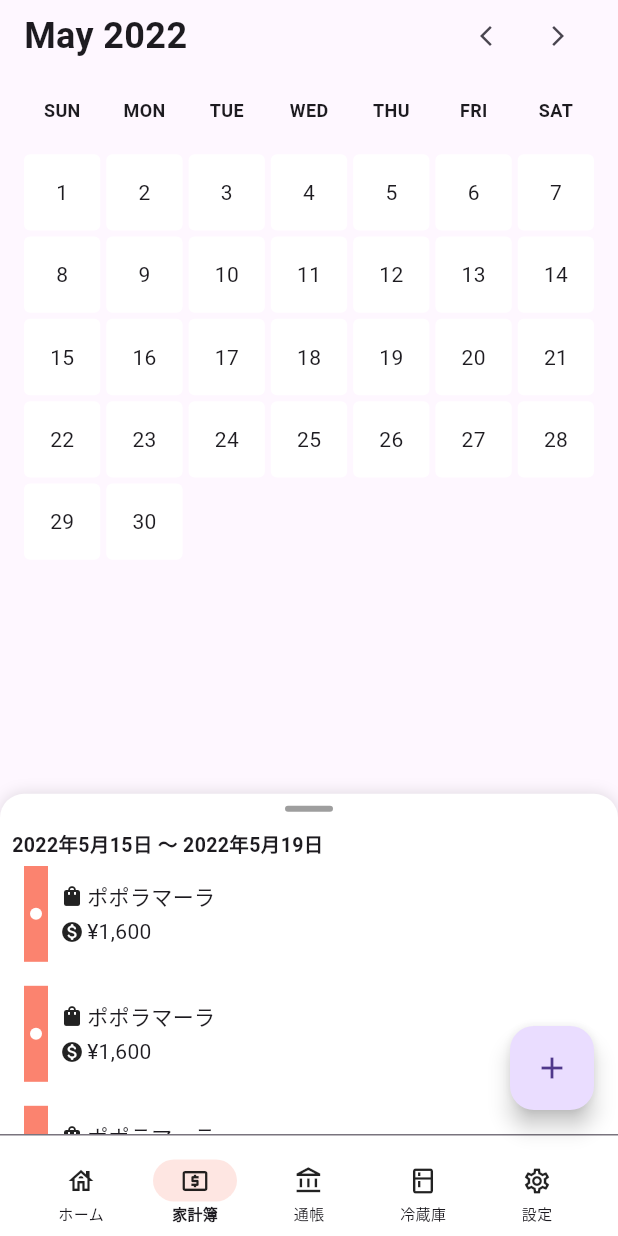
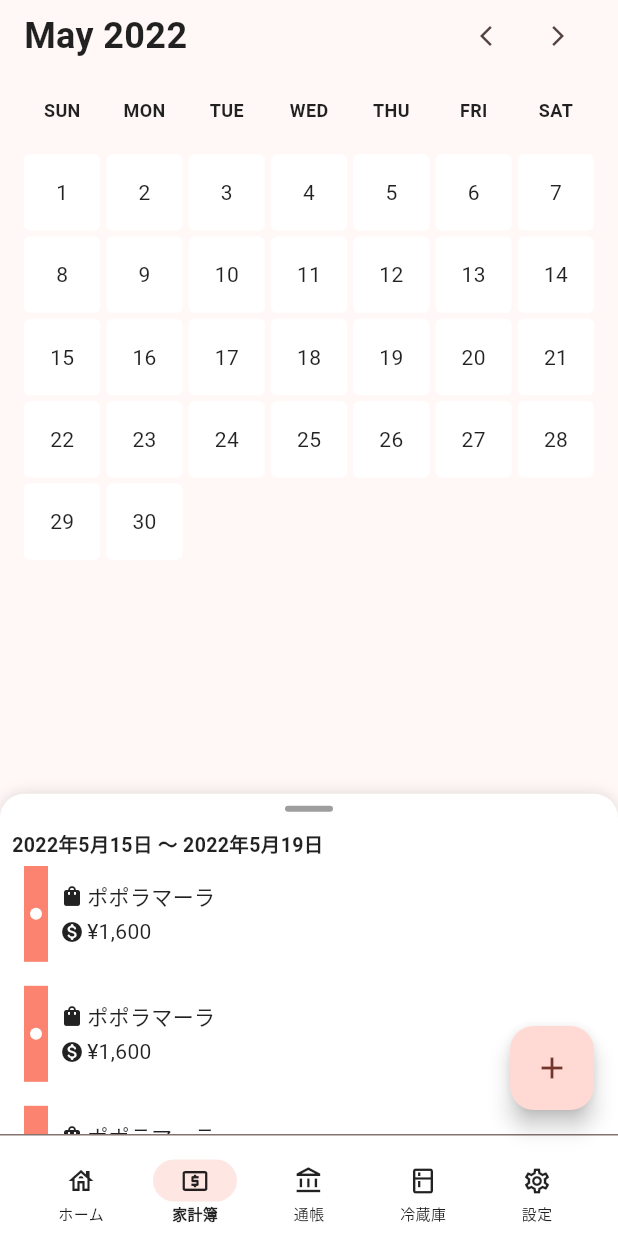
Before and after one commit to m-kodama/kakeibooo-flutter, a Flutter app: the screen it shows after launch, on a phone screen of 412 x 824 dp. Run offline on Flutter 3.47's test engine with Material 2 defaults, Android fonts, the phone set to English and light mode, and no system bars; our stand-ins replace google_fonts, hooks_riverpod.

Commit message:
feat: Themeデータの枠組みを追加

```diff
--- a/lib/core/app_theme.dart
+++ b/lib/core/app_theme.dart
@@ -1,9 +1,28 @@
 import 'package:flutter/material.dart';
+import 'package:google_fonts/google_fonts.dart';
+import 'package:kakeibooo_flutter/core/app_color.dart';
 
-final myDarkTheme = ThemeData(
-  brightness: Brightness.dark,
-  applyElevationOverlayColor: true,
-  scaffoldBackgroundColor: const Color(0xFF121212),
-  colorScheme: const ColorScheme.dark(),
-  cardColor: const Color(0xFF121212),
-);
+class AppTheme {
+  const AppTheme._();
+
+  static ThemeData _getBase(Brightness brightness) => ThemeData(
+        brightness: brightness,
+        colorSchemeSeed: AppColors.primaryColor,
+        useMaterial3: true,
+        textTheme: GoogleFonts.mPlusRounded1cTextTheme(
+          brightness == Brightness.light
+              ? ThemeData.light().textTheme
+              : ThemeData.dark().textTheme,
+        ).copyWith(),
+        visualDensity: VisualDensity.adaptivePlatformDensity,
+      );
+
+  static final ThemeData light = _getBase(Brightness.light).copyWith();
+
+  static final ThemeData dark = _getBase(Brightness.dark).copyWith(
+    applyElevationOverlayColor: true,
+    scaffoldBackgroundColor: const Color(0xFF121212),
+    cardColor: const Color(0xFF121212),
+    // colorScheme: const ColorScheme.dark(),
+  );
+}
--- a/lib/main.dart
+++ b/lib/main.dart
@@ -2,6 +2,7 @@ import 'package:flutter/foundation.dart';
 import 'package:flutter/material.dart';
 import 'package:flutter/services.dart';
 import 'package:hooks_riverpod/hooks_riverpod.dart';
+import 'package:kakeibooo_flutter/core/app_theme.dart';
 import 'package:kakeibooo_flutter/feature/home/ui/home_page.dart';
 
 void main() {
@@ -24,10 +25,8 @@ class MyApp extends StatelessWidget {
   Widget build(BuildContext context) {
     return MaterialApp(
       title: 'Kakeibooo',
-      theme: ThemeData(
-        useMaterial3: true,
-        primarySwatch: Colors.orange,
-      ),
+      theme: AppTheme.light,
+      darkTheme: AppTheme.dark,
       home: const HomePage(),
     );
   }
```
